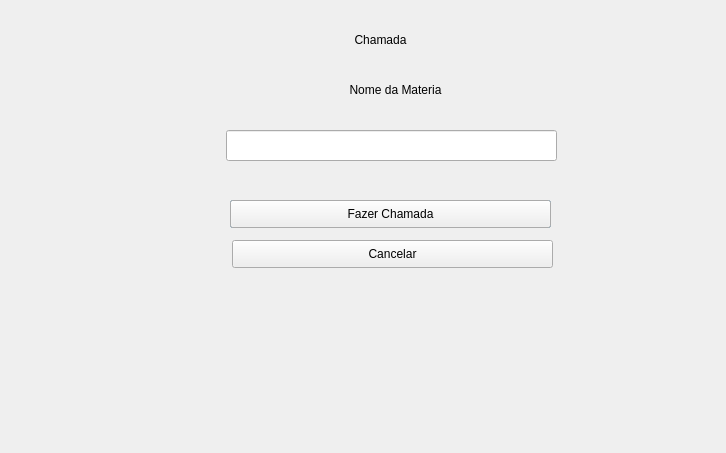
This is ProjetoFinal/adicionarfalta.ui in Fernando-maruba/Trabalho-Final-POO as Qt 5 draws it before an edit. The edited form follows.
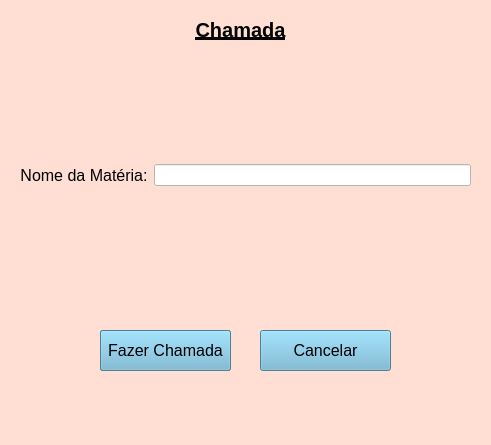
This is the edited form.

What changed in the file:
```diff
--- a/ProjetoFinal/adicionarfalta.ui
+++ b/ProjetoFinal/adicionarfalta.ui
@@ -9,22 +9,36 @@
    <rect>
     <x>0</x>
     <y>0</y>
-    <width>726</width>
-    <height>453</height>
+    <width>491</width>
+    <height>445</height>
    </rect>
   </property>
   <property name="windowTitle">
    <string>Dialog</string>
   </property>
+  <property name="styleSheet">
+   <string notr="true">background-color:#FFDFD3</string>
+  </property>
   <widget class="QLabel" name="label">
    <property name="geometry">
     <rect>
-     <x>210</x>
-     <y>30</y>
+     <x>70</x>
+     <y>20</y>
      <width>341</width>
      <height>20</height>
     </rect>
    </property>
+   <property name="font">
+    <font>
+     <pointsize>-1</pointsize>
+     <weight>75</weight>
+     <bold>true</bold>
+     <underline>true</underline>
+    </font>
+   </property>
+   <property name="styleSheet">
+    <string notr="true">font-size:20px;</string>
+   </property>
    <property name="text">
     <string>Chamada</string>
    </property>
@@ -38,28 +52,36 @@
    </property>
    <property name="geometry">
     <rect>
-     <x>230</x>
-     <y>200</y>
-     <width>321</width>
-     <height>28</height>
+     <x>100</x>
+     <y>330</y>
+     <width>131</width>
+     <height>41</height>
     </rect>
    </property>
+   <property name="styleSheet">
+    <string notr="true">font-size:16px;
+background-color:#6CB2D1</string>
+   </property>
    <property name="inputMethodHints">
     <set>Qt::ImhNone</set>
    </property>
    <property name="text">
-    <string>Acrescentar falta</string>
+    <string>Finalizar</string>
    </property>
   </widget>
   <widget class="QPushButton" name="pushButton">
    <property name="geometry">
     <rect>
-     <x>230</x>
-     <y>200</y>
-     <width>321</width>
-     <height>28</height>
+     <x>100</x>
+     <y>330</y>
+     <width>131</width>
+     <height>41</height>
     </rect>
    </property>
+   <property name="styleSheet">
+    <string notr="true">font-size:16px;
+background-color:#6CB2D1</string>
+   </property>
    <property name="text">
     <string>Fazer Chamada</string>
    </property>
@@ -73,53 +95,88 @@
   <widget class="QPushButton" name="pushButton_2">
    <property name="geometry">
     <rect>
-     <x>232</x>
-     <y>240</y>
-     <width>321</width>
-     <height>28</height>
+     <x>260</x>
+     <y>330</y>
+     <width>131</width>
+     <height>41</height>
     </rect>
    </property>
+   <property name="styleSheet">
+    <string notr="true">font-size:16px;
+background-color:#6CB2D1</string>
+   </property>
    <property name="text">
     <string>Cancelar</string>
    </property>
   </widget>
-  <widget class="QLineEdit" name="lineEdit_5">
+  <widget class="QWidget" name="horizontalLayoutWidget">
    <property name="geometry">
     <rect>
-     <x>226</x>
-     <y>130</y>
-     <width>331</width>
-     <height>31</height>
+     <x>20</x>
+     <y>70</y>
+     <width>451</width>
+     <height>211</height>
     </rect>
    </property>
-   <property name="accessibleName">
-    <string/>
-   </property>
-   <property name="autoFillBackground">
-    <bool>false</bool>
-   </property>
-   <property name="inputMask">
-    <string/>
-   </property>
-   <property name="text">
-    <string/>
-   </property>
-  </widget>
-  <widget class="QLabel" name="label_6">
-   <property name="geometry">
-    <rect>
-     <x>230</x>
-     <y>80</y>
-     <width>331</width>
-     <height>20</height>
-    </rect>
-   </property>
-   <property name="text">
-    <string>Nome da Materia</string>
-   </property>
-   <property name="alignment">
-    <set>Qt::AlignCenter</set>
-   </property>
+   <layout class="QHBoxLayout" name="horizontalLayout">
+    <item>
+     <layout class="QVBoxLayout" name="verticalLayout_3">
+      <item>
+       <widget class="QLabel" name="label_6">
+        <property name="styleSheet">
+         <string notr="true">font-size:16px;
+</string>
+        </property>
+        <property name="text">
+         <string>Nome da Matéria:</string>
+        </property>
+        <property name="alignment">
+         <set>Qt::AlignCenter</set>
+        </property>
+       </widget>
+      </item>
+     </layout>
+    </item>
+    <item>
+     <spacer name="horizontalSpacer">
+      <property name="orientation">
+       <enum>Qt::Horizontal</enum>
+      </property>
+      <property name="sizeType">
+       <enum>QSizePolicy::Fixed</enum>
+      </property>
+      <property name="sizeHint" stdset="0">
+       <size>
+        <width>0</width>
+        <height>20</height>
+       </size>
+      </property>
+     </spacer>
+    </item>
+    <item>
+     <layout class="QVBoxLayout" name="verticalLayout_4">
+      <item>
+       <widget class="QLineEdit" name="lineEdit_5">
+        <property name="accessibleName">
+         <string/>
+        </property>
+        <property name="autoFillBackground">
+         <bool>false</bool>
+        </property>
+        <property name="styleSheet">
+         <string notr="true">background-color:white;</string>
+        </property>
+        <property name="inputMask">
+         <string/>
+        </property>
+        <property name="text">
+         <string/>
+        </property>
+       </widget>
+      </item>
+     </layout>
+    </item>
+   </layout>
   </widget>
  </widget>
  <resources/>
```
